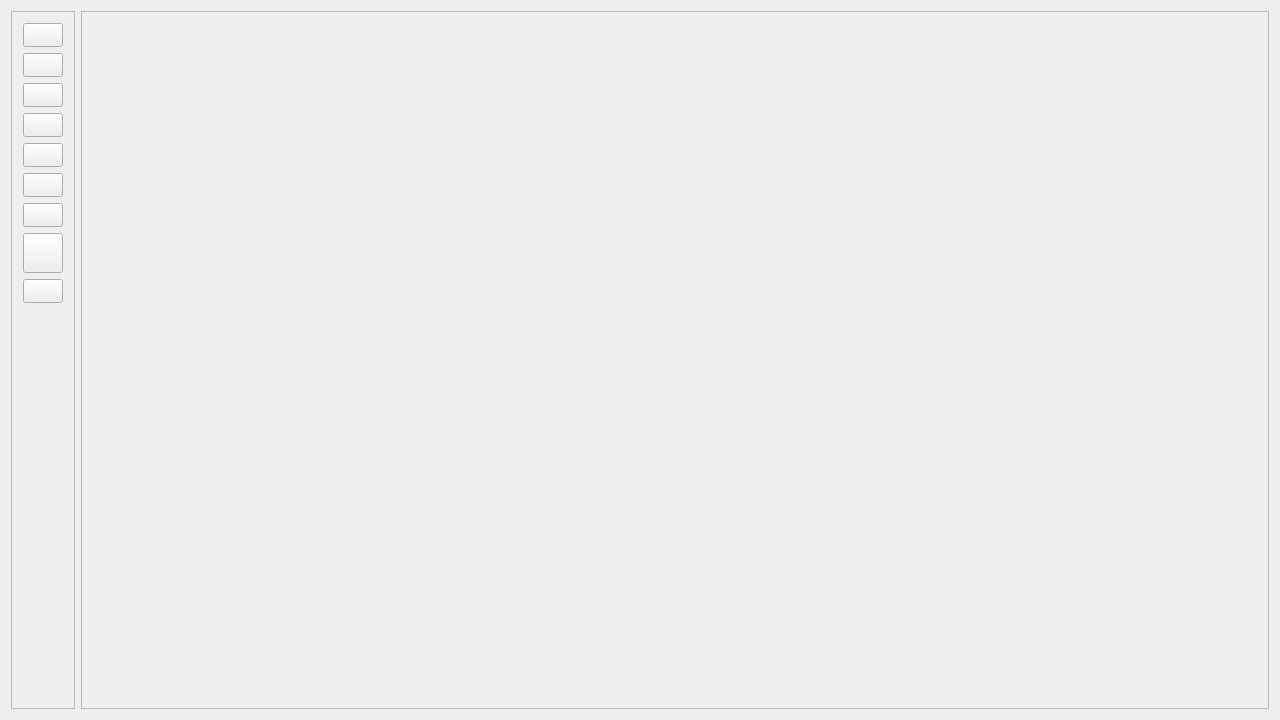
Before: the Qt Designer form mainwindow.ui in PhilInTheGaps/GM-Companion, drawn with Qt 5.
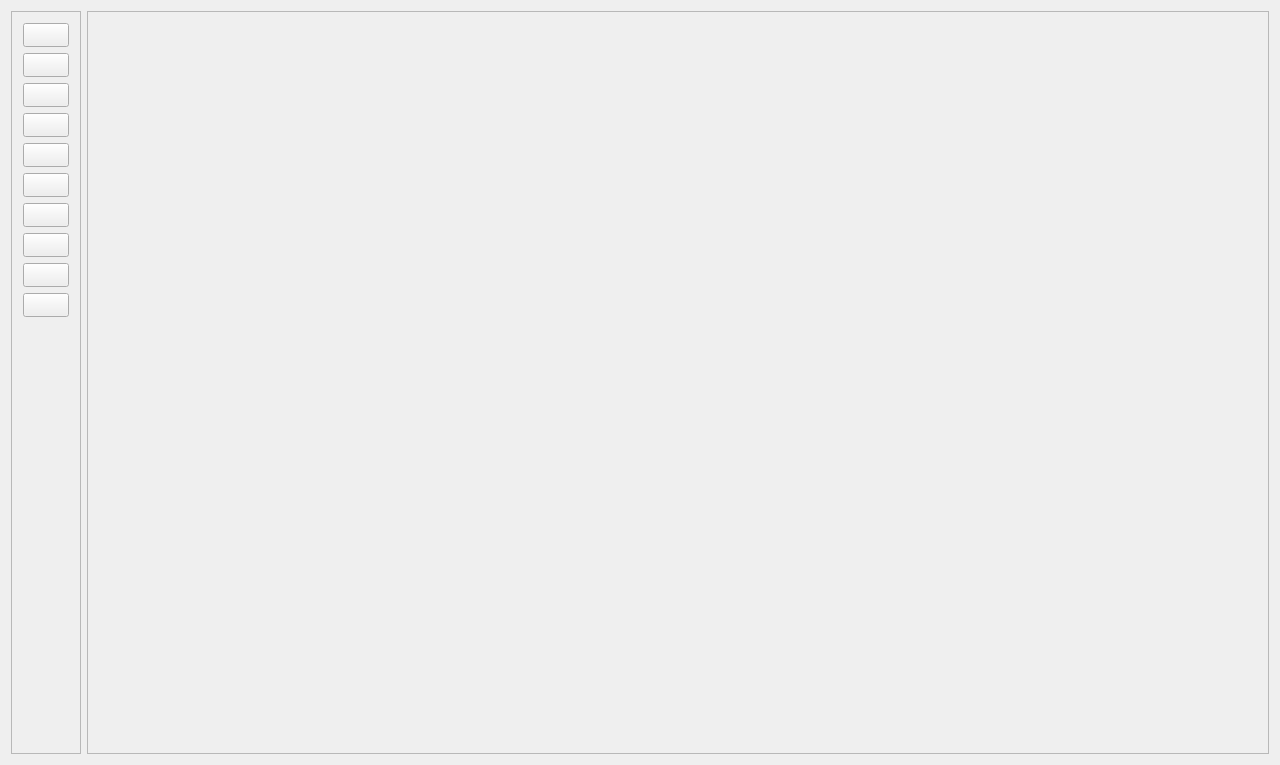
After: the same form once the commit is applied. Icons and pictures are not drawn.

Diff of the .ui file:
```diff
--- a/mainwindow.ui
+++ b/mainwindow.ui
@@ -7,7 +7,7 @@
     <x>0</x>
     <y>0</y>
     <width>1280</width>
-    <height>720</height>
+    <height>765</height>
    </rect>
   </property>
   <property name="sizePolicy">
@@ -49,20 +49,35 @@
     <item>
      <layout class="QHBoxLayout" name="horizontalLayout">
       <item>
-       <widget class="QFrame" name="frame">
+       <widget class="QScrollArea" name="scrollArea">
         <property name="sizePolicy">
          <sizepolicy hsizetype="Maximum" vsizetype="Minimum">
           <horstretch>0</horstretch>
           <verstretch>0</verstretch>
          </sizepolicy>
         </property>
-        <property name="frameShape">
-         <enum>QFrame::StyledPanel</enum>
+        <property name="horizontalScrollBarPolicy">
+         <enum>Qt::ScrollBarAlwaysOff</enum>
         </property>
-        <property name="frameShadow">
-         <enum>QFrame::Raised</enum>
+        <property name="sizeAdjustPolicy">
+         <enum>QAbstractScrollArea::AdjustIgnored</enum>
         </property>
-        <layout class="QVBoxLayout" name="verticalLayout_2">
+        <property name="widgetResizable">
+         <bool>true</bool>
+        </property>
+        <property name="alignment">
+         <set>Qt::AlignCenter</set>
+        </property>
+        <widget class="QWidget" name="scrollAreaWidgetContents">
+         <property name="geometry">
+          <rect>
+           <x>0</x>
+           <y>0</y>
+           <width>80</width>
+           <height>743</height>
+          </rect>
+         </property>
+         <layout class="QVBoxLayout" name="verticalLayout_3">
          <item>
           <widget class="QPushButton" name="pushButton_audioTool">
            <property name="sizePolicy">
@@ -257,6 +272,32 @@
            </property>
           </widget>
          </item>
+          <item>
+           <widget class="QPushButton" name="pushButton_combatTracker">
+            <property name="sizePolicy">
+             <sizepolicy hsizetype="Minimum" vsizetype="Minimum">
+              <horstretch>0</horstretch>
+              <verstretch>0</verstretch>
+             </sizepolicy>
+            </property>
+            <property name="toolTip">
+             <string>Combat Tracker</string>
+            </property>
+            <property name="text">
+             <string/>
+            </property>
+            <property name="icon">
+             <iconset resource="resources.qrc">
+              <normaloff>:/resources/mediaIcons/combatTracker.png</normaloff>:/resources/mediaIcons/combatTracker.png</iconset>
+            </property>
+            <property name="iconSize">
+             <size>
+              <width>50</width>
+              <height>50</height>
+             </size>
+            </property>
+           </widget>
+          </item>
          <item>
           <widget class="QPushButton" name="pushButton_addons">
            <property name="sizePolicy">
@@ -267,8 +308,8 @@
            </property>
            <property name="minimumSize">
             <size>
-             <width>40</width>
-             <height>40</height>
+              <width>0</width>
+              <height>0</height>
             </size>
            </property>
            <property name="toolTip">
@@ -323,16 +364,23 @@
            <property name="sizeHint" stdset="0">
             <size>
              <width>20</width>
-             <height>0</height>
+              <height>102</height>
             </size>
            </property>
           </spacer>
          </item>
         </layout>
        </widget>
+       </widget>
       </item>
       <item>
        <widget class="QStackedWidget" name="stackedWidget">
+        <property name="sizePolicy">
+         <sizepolicy hsizetype="Preferred" vsizetype="Preferred">
+          <horstretch>0</horstretch>
+          <verstretch>0</verstretch>
+         </sizepolicy>
+        </property>
         <property name="frameShape">
          <enum>QFrame::StyledPanel</enum>
         </property>
```
Lines whose indentation alone changed are shown as unchanged.
